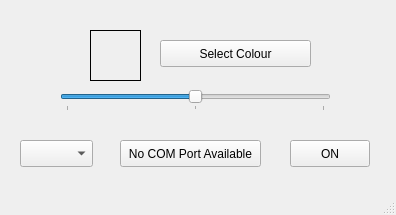
Before: the Qt Designer form mainwindow.ui in aela-oroa/LED-Adjust, drawn with Qt 5.
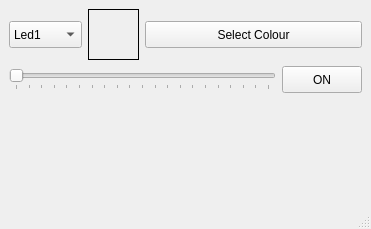
After: the same form once the commit is applied. Custom widgets are drawn as their Qt base class.

Patch:
```diff
--- a/mainwindow.ui
+++ b/mainwindow.ui
@@ -6,27 +6,131 @@
    <rect>
     <x>0</x>
     <y>0</y>
-    <width>396</width>
-    <height>215</height>
+    <width>371</width>
+    <height>229</height>
    </rect>
   </property>
+  <property name="minimumSize">
+   <size>
+    <width>371</width>
+    <height>229</height>
+   </size>
+  </property>
+  <property name="maximumSize">
+   <size>
+    <width>646</width>
+    <height>490</height>
+   </size>
+  </property>
   <property name="windowTitle">
    <string>MainWindow</string>
   </property>
   <widget class="QWidget" name="centralwidget">
+   <layout class="QVBoxLayout" name="verticalLayout_2">
+    <item>
+     <layout class="QHBoxLayout" name="horizontalLayout_2">
+      <item>
+       <widget class="QComboBox" name="ledComboBox">
+        <property name="enabled">
+         <bool>true</bool>
+        </property>
+        <property name="minimumSize">
+         <size>
+          <width>73</width>
+          <height>27</height>
+         </size>
+        </property>
+        <property name="maximumSize">
+         <size>
+          <width>73</width>
+          <height>27</height>
+         </size>
+        </property>
+        <property name="editable">
+         <bool>false</bool>
+        </property>
+        <property name="currentIndex">
+         <number>0</number>
+        </property>
+        <item>
+         <property name="text">
+          <string>Led1</string>
+         </property>
+        </item>
+        <item>
+         <property name="text">
+          <string>Led2</string>
+         </property>
+        </item>
+        <item>
+         <property name="text">
+          <string>Led3</string>
+         </property>
+        </item>
+        <item>
+         <property name="text">
+          <string>Led4</string>
+         </property>
+        </item>
+       </widget>
+      </item>
+      <item>
+       <widget class="QLabel" name="colourLabel">
+        <property name="minimumSize">
+         <size>
+          <width>51</width>
+          <height>51</height>
+         </size>
+        </property>
+        <property name="maximumSize">
+         <size>
+          <width>51</width>
+          <height>51</height>
+         </size>
+        </property>
+        <property name="frameShape">
+         <enum>QFrame::Panel</enum>
+        </property>
+        <property name="text">
+         <string/>
+        </property>
+       </widget>
+      </item>
+      <item>
+       <widget class="QPushButton" name="selectColourPushButton">
+        <property name="minimumSize">
+         <size>
+          <width>191</width>
+          <height>27</height>
+         </size>
+        </property>
+        <property name="maximumSize">
+         <size>
+          <width>16777215</width>
+          <height>27</height>
+         </size>
+        </property>
+        <property name="text">
+         <string>Select Colour</string>
+        </property>
+       </widget>
+      </item>
+     </layout>
+    </item>
+    <item>
+     <layout class="QHBoxLayout" name="horizontalLayout">
+      <item>
    <widget class="QSlider" name="brightnessHorizontalSlider">
-    <property name="geometry">
-     <rect>
-      <x>60</x>
-      <y>90</y>
-      <width>271</width>
-      <height>21</height>
-     </rect>
-    </property>
     <property name="minimumSize">
      <size>
       <width>251</width>
-      <height>0</height>
+          <height>21</height>
+         </size>
+        </property>
+        <property name="maximumSize">
+         <size>
+          <width>16777215</width>
+          <height>21</height>
      </size>
     </property>
     <property name="minimum">
@@ -39,13 +143,13 @@
      <number>50</number>
     </property>
     <property name="pageStep">
-     <number>50</number>
+         <number>5</number>
     </property>
     <property name="value">
-     <number>50</number>
+         <number>0</number>
     </property>
     <property name="sliderPosition">
-     <number>50</number>
+         <number>0</number>
     </property>
     <property name="tracking">
      <bool>true</bool>
@@ -57,27 +161,29 @@
      <enum>QSlider::TicksBelow</enum>
     </property>
     <property name="tickInterval">
-     <number>50</number>
-    </property>
-   </widget>
-   <widget class="QComboBox" name="serialPortComboBox">
-    <property name="geometry">
-     <rect>
-      <x>20</x>
-      <y>140</y>
-      <width>73</width>
-      <height>27</height>
-     </rect>
-    </property>
-   </widget>
+         <number>5</number>
+        </property>
+       </widget>
+      </item>
+      <item alignment="Qt::AlignRight">
    <widget class="QPushButton" name="powerPushButton">
-    <property name="geometry">
-     <rect>
-      <x>290</x>
-      <y>140</y>
+        <property name="sizePolicy">
+         <sizepolicy hsizetype="Expanding" vsizetype="Expanding">
+          <horstretch>0</horstretch>
+          <verstretch>0</verstretch>
+         </sizepolicy>
+        </property>
+        <property name="minimumSize">
+         <size>
       <width>80</width>
       <height>27</height>
-     </rect>
+         </size>
+        </property>
+        <property name="maximumSize">
+         <size>
+          <width>80</width>
+          <height>29</height>
+         </size>
     </property>
     <property name="text">
      <string>ON</string>
@@ -86,51 +192,39 @@
      <bool>true</bool>
     </property>
    </widget>
-   <widget class="QPushButton" name="connectPushButton">
-    <property name="geometry">
-     <rect>
-      <x>120</x>
-      <y>140</y>
-      <width>141</width>
-      <height>27</height>
-     </rect>
-    </property>
-    <property name="text">
-     <string>No COM Port Available</string>
-    </property>
-    <property name="checkable">
-     <bool>true</bool>
-    </property>
-   </widget>
-   <widget class="QLabel" name="colourLabel">
-    <property name="geometry">
-     <rect>
-      <x>90</x>
-      <y>30</y>
-      <width>51</width>
-      <height>51</height>
-     </rect>
-    </property>
-    <property name="frameShape">
-     <enum>QFrame::Panel</enum>
-    </property>
-    <property name="text">
-     <string/>
-    </property>
-   </widget>
-   <widget class="QPushButton" name="selectColourPushButton">
-    <property name="geometry">
-     <rect>
-      <x>160</x>
-      <y>40</y>
-      <width>151</width>
-      <height>27</height>
-     </rect>
-    </property>
-    <property name="text">
-     <string>Select Colour</string>
-    </property>
-   </widget>
+      </item>
+     </layout>
+    </item>
+    <item>
+     <spacer name="verticalSpacer">
+      <property name="orientation">
+       <enum>Qt::Vertical</enum>
+      </property>
+      <property name="sizeHint" stdset="0">
+       <size>
+        <width>20</width>
+        <height>40</height>
+       </size>
+      </property>
+     </spacer>
+    </item>
+    <item>
+     <widget class="PortControlWidget" name="portControlWidget" native="true">
+      <property name="minimumSize">
+       <size>
+        <width>351</width>
+        <height>61</height>
+       </size>
+      </property>
+      <property name="maximumSize">
+       <size>
+        <width>16777215</width>
+        <height>61</height>
+       </size>
+      </property>
+     </widget>
+    </item>
+   </layout>
   </widget>
   <widget class="QMenuBar" name="menubar">
    <property name="geometry">
@@ -144,6 +238,14 @@
   </widget>
   <widget class="QStatusBar" name="statusbar"/>
  </widget>
+ <customwidgets>
+  <customwidget>
+   <class>PortControlWidget</class>
+   <extends>QWidget</extends>
+   <header location="global">portcontrolwidget.h</header>
+   <container>1</container>
+  </customwidget>
+ </customwidgets>
  <resources/>
  <connections/>
 </ui>
```
Left out of the diff: 4 changed lines with no effect on the pictures. Lines whose indentation alone changed are shown as unchanged.
